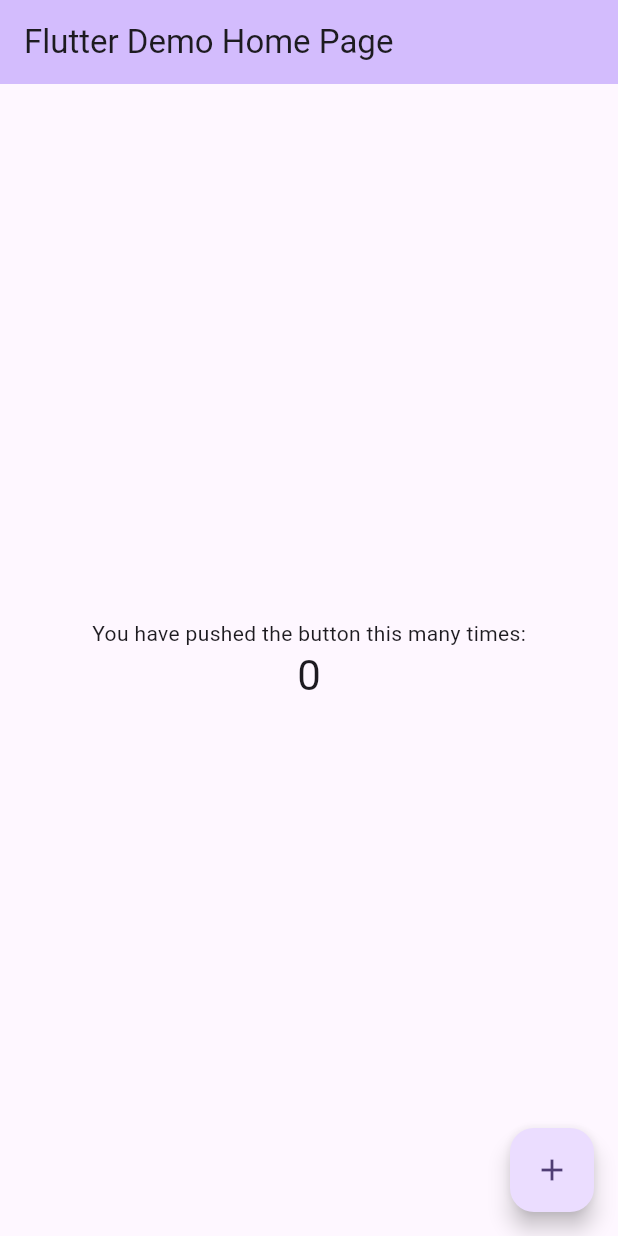
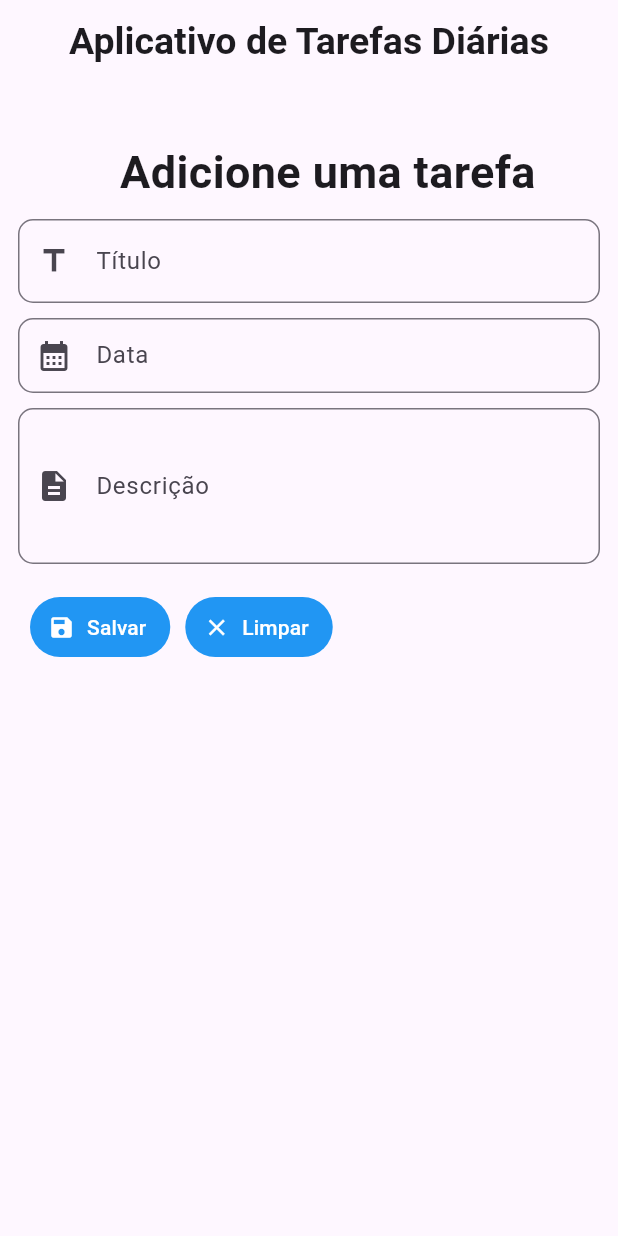
Before and after one commit to DanielNaiff/Aplicativo-de-Tarefas-Di-rias, a Flutter app: the screen it shows after launch, on a phone screen of 412 x 824 dp. Run offline on Flutter 3.47's test engine with Material 3 defaults, Android fonts, the phone set to English and light mode, and no system bars; our stand-ins replace flutter_slidable.

Commit message:
tela de criação de tarefas

```diff
--- a/aplicativo_de_tarefas_diarias/lib/main.dart
+++ b/aplicativo_de_tarefas_diarias/lib/main.dart
@@ -1,3 +1,4 @@
+import 'package:aplicativo_de_tarefas_diarias/screens/creating_todo_screen.dart';
 import 'package:flutter/material.dart';
 
 void main() {
@@ -11,115 +12,12 @@
   @override
   Widget build(BuildContext context) {
     return MaterialApp(
-      title: 'Flutter Demo',
+      debugShowCheckedModeBanner: false,
+      title: 'Aplicativo de tarefas diarias',
       theme: ThemeData(
-        // This is the theme of your application.
-        //
-        // TRY THIS: Try running your application with "flutter run". You'll see
-        // the application has a purple toolbar. Then, without quitting the app,
-        // try changing the seedColor in the colorScheme below to Colors.green
-        // and then invoke "hot reload" (save your changes or press the "hot
-        // reload" button in a Flutter-supported IDE, or press "r" if you used
-        // the command line to start the app).
-        //
-        // Notice that the counter didn't reset back to zero; the application
-        // state is not lost during the reload. To reset the state, use hot
-        // restart instead.
-        //
-        // This works for code too, not just values: Most code changes can be
-        // tested with just a hot reload.
-        colorScheme: ColorScheme.fromSeed(seedColor: Colors.deepPurple),
-        useMaterial3: true,
+        primarySwatch: Colors.blue,
       ),
-      home: const MyHomePage(title: 'Flutter Demo Home Page'),
+      home: const Creating_todo_screen(),
     );
   }
 }
-
-class MyHomePage extends StatefulWidget {
-  const MyHomePage({super.key, required this.title});
-
-  // This widget is the home page of your application. It is stateful, meaning
-  // that it has a State object (defined below) that contains fields that affect
-  // how it looks.
-
-  // This class is the configuration for the state. It holds the values (in this
-  // case the title) provided by the parent (in this case the App widget) and
-  // used by the build method of the State. Fields in a Widget subclass are
-  // always marked "final".
-
-  final String title;
-
-  @override
-  State<MyHomePage> createState() => _MyHomePageState();
-}
-
-class _MyHomePageState extends State<MyHomePage> {
-  int _counter = 0;
-
-  void _incrementCounter() {
-    setState(() {
-      // This call to setState tells the Flutter framework that something has
-      // changed in this State, which causes it to rerun the build method below
-      // so that the display can reflect the updated values. If we changed
-      // _counter without calling setState(), then the build method would not be
-      // called again, and so nothing would appear to happen.
-      _counter++;
-    });
-  }
-
-  @override
-  Widget build(BuildContext context) {
-    // This method is rerun every time setState is called, for instance as done
-    // by the _incrementCounter method above.
-    //
-    // The Flutter framework has been optimized to make rerunning build methods
-    // fast, so that you can just rebuild anything that needs updating rather
-    // than having to individually change instances of widgets.
-    return Scaffold(
-      appBar: AppBar(
-        // TRY THIS: Try changing the color here to a specific color (to
-        // Colors.amber, perhaps?) and trigger a hot reload to see the AppBar
-        // change color while the other colors stay the same.
-        backgroundColor: Theme.of(context).colorScheme.inversePrimary,
-        // Here we take the value from the MyHomePage object that was created by
-        // the App.build method, and use it to set our appbar title.
-        title: Text(widget.title),
-      ),
-      body: Center(
-        // Center is a layout widget. It takes a single child and positions it
-        // in the middle of the parent.
-        child: Column(
-          // Column is also a layout widget. It takes a list of children and
-          // arranges them vertically. By default, it sizes itself to fit its
-          // children horizontally, and tries to be as tall as its parent.
-          //
-          // Column has various properties to control how it sizes itself and
-          // how it positions its children. Here we use mainAxisAlignment to
-          // center the children vertically; the main axis here is the vertical
-          // axis because Columns are vertical (the cross axis would be
-          // horizontal).
-          //
-          // TRY THIS: Invoke "debug painting" (choose the "Toggle Debug Paint"
-          // action in the IDE, or press "p" in the console), to see the
-          // wireframe for each widget.
-          mainAxisAlignment: MainAxisAlignment.center,
-          children: <Widget>[
-            const Text(
-              'You have pushed the button this many times:',
-            ),
-            Text(
-              '$_counter',
-              style: Theme.of(context).textTheme.headlineMedium,
-            ),
-          ],
-        ),
-      ),
-      floatingActionButton: FloatingActionButton(
-        onPressed: _incrementCounter,
-        tooltip: 'Increment',
-        child: const Icon(Icons.add),
-      ), // This trailing comma makes auto-formatting nicer for build methods.
-    );
-  }
-}
--- /dev/null
+++ b/aplicativo_de_tarefas_diarias/lib/screens/creating_todo_screen.dart
@@ -0,0 +1,141 @@
+import 'package:flutter/material.dart';
+import 'package:flutter/src/widgets/framework.dart';
+import 'package:flutter/src/widgets/placeholder.dart';
+import 'package:flutter_slidable/flutter_slidable.dart';
+import 'package:intl/intl.dart';
+
+class Creating_todo_screen extends StatefulWidget {
+  const Creating_todo_screen({super.key});
+
+  @override
+  State<Creating_todo_screen> createState() => _Creating_todo_screenState();
+}
+
+class _Creating_todo_screenState extends State<Creating_todo_screen> {
+  TextEditingController descricao = TextEditingController();
+  TextEditingController titulo = TextEditingController();
+  TextEditingController data = TextEditingController();
+  @override
+  Widget build(BuildContext context) {
+    return Scaffold(
+      appBar: AppBar(
+        title: const Center(
+            child: Text('Aplicativo de Tarefas Diárias',
+                style: TextStyle(fontSize: 25, fontWeight: FontWeight.bold))),
+      ),
+      body: Padding(
+        padding: const EdgeInsets.all(12.0),
+        child: Column(
+          children: [
+            const Padding(
+              padding: EdgeInsets.only(left: 25, top: 25),
+              child: Text(
+                "Adicione uma tarefa",
+                style: TextStyle(fontSize: 30, fontWeight: FontWeight.bold),
+              ),
+            ),
+            const SizedBox(height: 10),
+            TextFormField(
+              controller: titulo,
+              decoration: InputDecoration(
+                  hintText: 'Digite o título',
+                  labelText: 'Título',
+                  prefixIcon: const Icon(Icons.title),
+                  border: OutlineInputBorder(
+                      borderRadius: BorderRadius.circular(10))),
+            ),
+            const SizedBox(
+              height: 10,
+            ),
+            TextFormField(
+              controller: data,
+              decoration: InputDecoration(
+                  constraints: BoxConstraints(maxHeight: 50),
+                  hintText: 'Escolha uma data',
+                  labelText: 'Data',
+                  prefixIcon: const Icon(Icons.calendar_month),
+                  border: OutlineInputBorder(
+                      borderRadius: BorderRadius.circular(10))),
+              readOnly: true,
+              onTap: () async {
+                DateTime? pickedDate = await showDatePicker(
+                    context: context,
+                    initialDate: DateTime.now(),
+                    firstDate: DateTime.now(),
+                    lastDate: DateTime(DateTime.now().year + 1));
+                if (pickedDate != null) {
+                  String formatedDate =
+                      DateFormat('yyyy-MM-dd').format(pickedDate);
+                  setState(() {
+                    data.text = formatedDate;
+                  });
+                } else {
+                  if (mounted) {}
+                  ScaffoldMessenger.of(context).showSnackBar(
+                      const SnackBar(content: Text('Data não selecionada!')));
+                }
+              },
+            ),
+            const SizedBox(
+              height: 10,
+            ),
+            TextFormField(
+              controller: descricao,
+              maxLines: 3,
+              decoration: InputDecoration(
+                constraints: const BoxConstraints(maxHeight: 150),
+                hintText: 'Digite uma descrição',
+                labelText: 'Descrição',
+                prefixIcon: const Icon(Icons.description),
+                border: OutlineInputBorder(
+                  borderRadius: BorderRadius.circular(10),
+                ),
+              ),
+            ),
+            const SizedBox(
+              height: 10,
+            ),
+            Padding(
+              padding: const EdgeInsets.all(8.0),
+              child: Row(
+                mainAxisAlignment: MainAxisAlignment.start,
+                children: [
+                  TextButton.icon(
+                    style: const ButtonStyle(
+                        backgroundColor: WidgetStatePropertyAll(Colors.blue)),
+                    onPressed: () {},
+                    icon: const Icon(Icons.save, color: Colors.white),
+                    label: const Text(
+                      'Salvar',
+                      style: TextStyle(color: Colors.white),
+                    ),
+                  ),
+                  const SizedBox(
+                    width: 10,
+                  ),
+                  TextButton.icon(
+                    style: const ButtonStyle(
+                        backgroundColor: WidgetStatePropertyAll(Colors.blue)),
+                    onPressed: () {
+                      titulo.clear();
+                      data.clear();
+                      descricao.clear();
+                    },
+                    icon: const Icon(
+                      Icons.clear,
+                      color: Colors.white,
+                    ),
+                    label: const Text(
+                      'Limpar',
+                      style: TextStyle(color: Colors.white),
+                    ),
+                  ),
+                ],
+              ),
+            )
+          ],
+        ),
+      ),
+    );
+  }
+}
--- a/aplicativo_de_tarefas_diarias/pubspec.yaml
+++ b/aplicativo_de_tarefas_diarias/pubspec.yaml
@@ -35,6 +35,8 @@ dependencies:
   # The following adds the Cupertino Icons font to your application.
   # Use with the CupertinoIcons class for iOS style icons.
   cupertino_icons: ^1.0.6
+  flutter_slidable: ^3.1.1
+  intl: ^0.19.0
 
 dev_dependencies:
   flutter_test:
```
